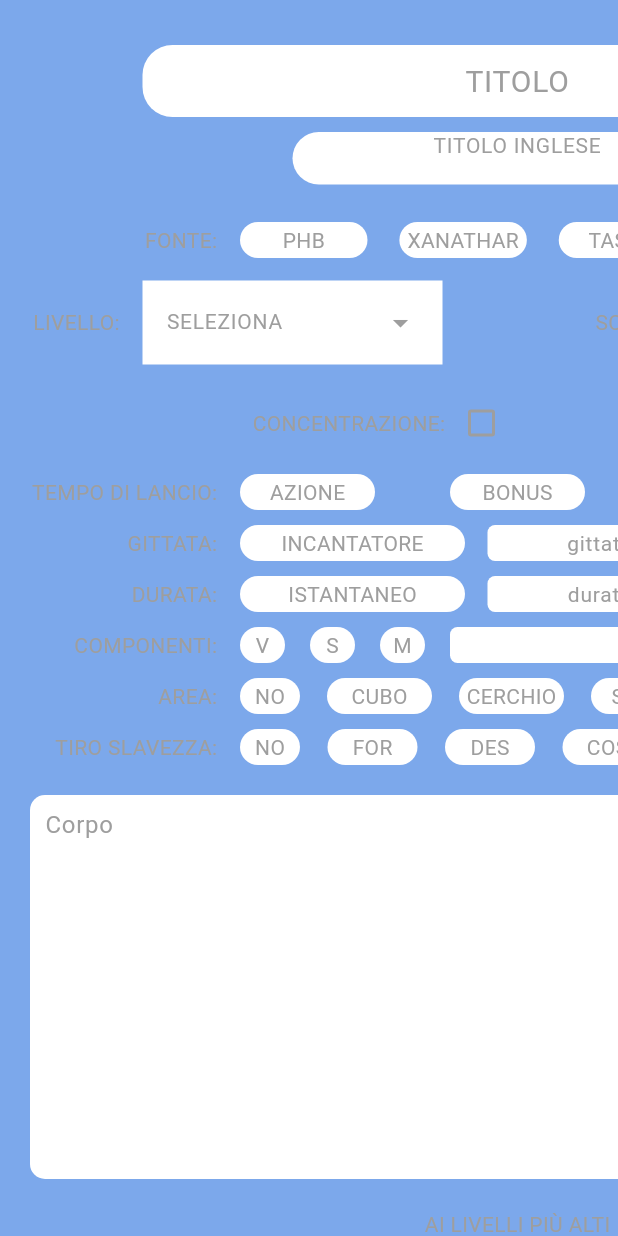
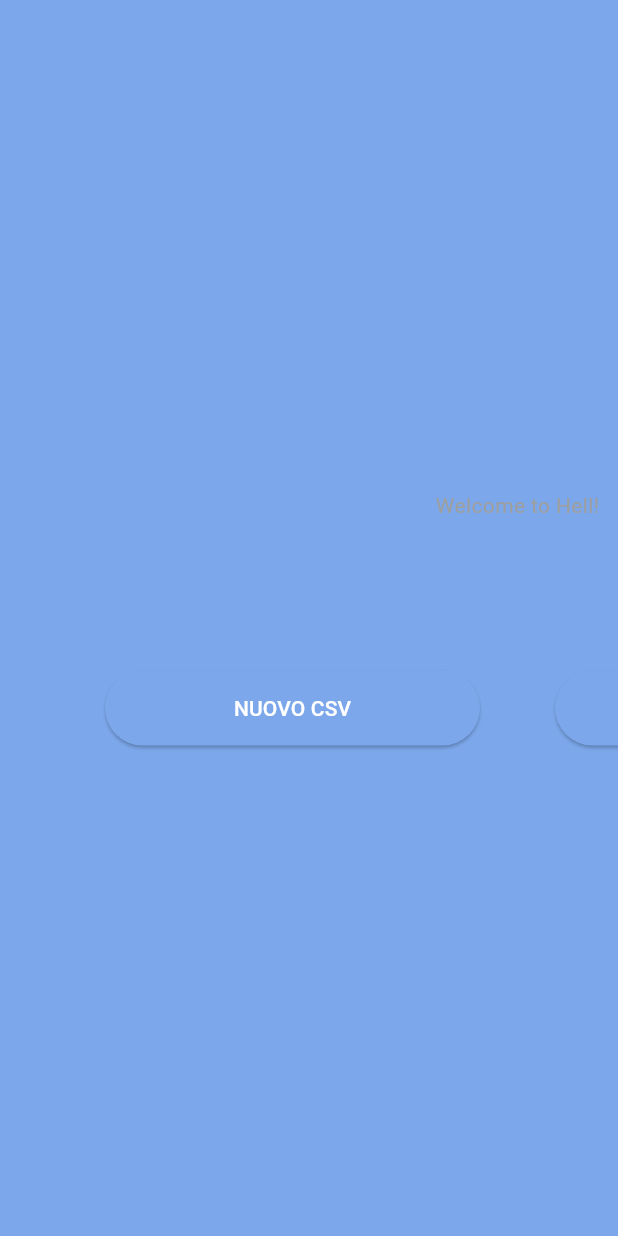
Before and after one commit to rovati/dnd-spell-saver, a Flutter app: the screen it shows after launch, on a phone screen of 412 x 824 dp. Run offline on Flutter 3.47's test engine with Material 3 defaults, Android fonts, the phone set to English and light mode, and no system bars.

Commit message:
spell and spell list models

```diff
--- a/dnd_spell_saver/lib/add_spell_screen.dart
+++ b/dnd_spell_saver/lib/add_spell_screen.dart
@@ -1,3 +1,4 @@
+import 'package:dnd_spell_saver/model/spell_list.dart';
 import 'package:dnd_spell_saver/value/area_of_effect.dart';
 import 'package:dnd_spell_saver/value/casting_time.dart';
 import 'package:dnd_spell_saver/value/components.dart';
@@ -15,7 +16,9 @@ import 'value/school.dart';
 import 'value/source.dart';
 
 class AddSpellPage extends StatefulWidget {
-  const AddSpellPage({super.key});
+  final SpellList spellList;
+
+  const AddSpellPage(this.spellList, {super.key});
 
   @override
   State<AddSpellPage> createState() => _AddSpellPageState();
@@ -38,7 +41,7 @@ class _AddSpellPageState extends State<AddSpellPage> {
   String? _strRange;
   Duration? _duration;
   String? _strDuration;
-  List<Component> _components = [];
+  final List<Component> _components = [];
   String? _material;
   AreaOfEffect? _area;
   String? _dimAoE;
--- a/dnd_spell_saver/lib/main.dart
+++ b/dnd_spell_saver/lib/main.dart
@@ -1,6 +1,5 @@
+import 'package:dnd_spell_saver/main_screen.dart';
 import 'package:flutter/material.dart';
-
-import 'add_spell_screen.dart';
 
 void main() {
   runApp(const MyApp());
@@ -29,7 +28,7 @@ class MyApp extends StatelessWidget {
             onSurface: Colors.grey),
         useMaterial3: true,
       ),
-      home: const AddSpellPage(),
+      home: const MainScreen(),
     );
   }
 }
--- /dev/null
+++ b/dnd_spell_saver/lib/main_screen.dart
@@ -0,0 +1,97 @@
+import 'package:dnd_spell_saver/add_spell_screen.dart';
+import 'package:dnd_spell_saver/model/spell_list.dart';
+import 'package:flutter/material.dart';
+
+class MainScreen extends StatelessWidget {
+  const MainScreen({super.key});
+
+  void _newCsvAndNavigate(BuildContext context) {
+    var spellList = SpellList();
+    Navigator.push(
+      context,
+      MaterialPageRoute(
+        builder: (context) => AddSpellPage(spellList),
+      ),
+    );
+  }
+
+  void _loadCsvAndNavigate(BuildContext context) {
+    var spellList = SpellList();
+    spellList.loadCsv();
+    Navigator.push(
+      context,
+      MaterialPageRoute(
+        builder: (context) => AddSpellPage(spellList),
+      ),
+    );
+  }
+
+  @override
+  Widget build(BuildContext context) {
+    return Scaffold(
+      body: DefaultTextStyle.merge(
+        style: const TextStyle(
+          color: Colors.grey,
+        ),
+        child: Center(
+          child: SingleChildScrollView(
+            child: Center(
+              child: SingleChildScrollView(
+                scrollDirection: Axis.horizontal,
+                child: Padding(
+                  padding: const EdgeInsets.all(20),
+                  child: SizedBox(
+                    width: 650,
+                    child: Column(
+                      mainAxisAlignment: MainAxisAlignment.center,
+                      children: [
+                        const Text("Welcome to Hell!"),
+                        const SizedBox(
+                          height: 100,
+                        ),
+                        Row(
+                          mainAxisAlignment: MainAxisAlignment.center,
+                          children: [
+                            SizedBox(
+                              width: 250,
+                              height: 50,
+                              child: ElevatedButton(
+                                onPressed: () {
+                                  _newCsvAndNavigate(context);
+                                },
+                                child: const Text(
+                                  "NUOVO CSV",
+                                  style: TextStyle(color: Colors.white),
+                                ),
+                              ),
+                            ),
+                            const SizedBox(
+                              width: 50,
+                            ),
+                            SizedBox(
+                              width: 250,
+                              height: 50,
+                              child: ElevatedButton(
+                                onPressed: () {
+                                  _loadCsvAndNavigate(context);
+                                },
+                                child: const Text(
+                                  "IMPORTA CSV",
+                                  style: TextStyle(color: Colors.white),
+                                ),
+                              ),
+                            ),
+                          ],
+                        )
+                      ],
+                    ),
+                  ),
+                ),
+              ),
+            ),
+          ),
+        ),
+      ),
+    );
+  }
+}
--- /dev/null
+++ b/dnd_spell_saver/lib/model/spell.dart
@@ -0,0 +1,39 @@
+import 'package:dnd_spell_saver/value/area_of_effect.dart';
+import 'package:dnd_spell_saver/value/components.dart';
+import 'package:dnd_spell_saver/value/level.dart';
+import 'package:dnd_spell_saver/value/saving_throw.dart';
+import 'package:dnd_spell_saver/value/school.dart';
+
+class Spell {
+  final String title;
+  final String sndTitle;
+  final SpellLevel level;
+  final School school;
+  final bool concentration;
+  final bool ritual;
+  final String castingTime;
+  final String range;
+  final String duration;
+  final List<Component> components;
+  final String materialC;
+  final AreaOfEffect aoe;
+  final String aoeDim;
+  final SavingThrow savingThrow;
+
+  Spell(
+    this.title,
+    this.sndTitle,
+    this.level,
+    this.school,
+    this.concentration,
+    this.ritual,
+    this.castingTime,
+    this.range,
+    this.duration,
+    this.components,
+    this.materialC,
+    this.aoe,
+    this.aoeDim,
+    this.savingThrow,
+  );
+}
--- /dev/null
+++ b/dnd_spell_saver/lib/model/spell_list.dart
@@ -0,0 +1,19 @@
+import 'package:dnd_spell_saver/model/spell.dart';
+
+class SpellList {
+  final List<Spell> spells = [];
+
+  SpellList();
+
+  void loadCsv() {
+    throw UnimplementedError("Not implemented yet.");
+  }
+
+  void addSpell(Spell spell) {
+    spells.add(spell);
+  }
+
+  void exportToCsv() {
+    throw UnimplementedError("Not implemented yet.");
+  }
+}
```
